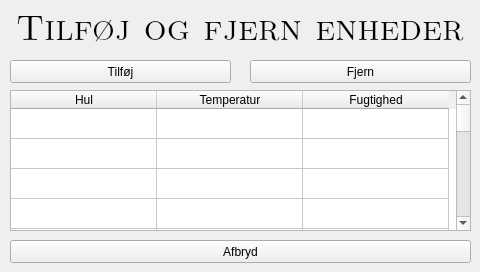
Crevil/PRJ3-Qt, file winAddRemove.ui: the form before one commit.
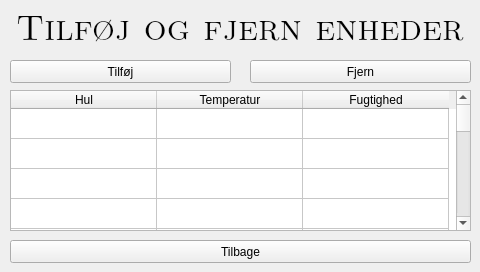
The form after the commit.

Commit message: Afbrydknapper er ændret til tilbage

What changed in the file:
```diff
--- a/winAddRemove.ui
+++ b/winAddRemove.ui
@@ -67,7 +67,7 @@
     </rect>
    </property>
    <property name="text">
-    <string>Afbryd</string>
+    <string>Tilbage</string>
    </property>
   </widget>
   <widget class="QPushButton" name="bAdd">
```
The commit also changes 2 other files.
